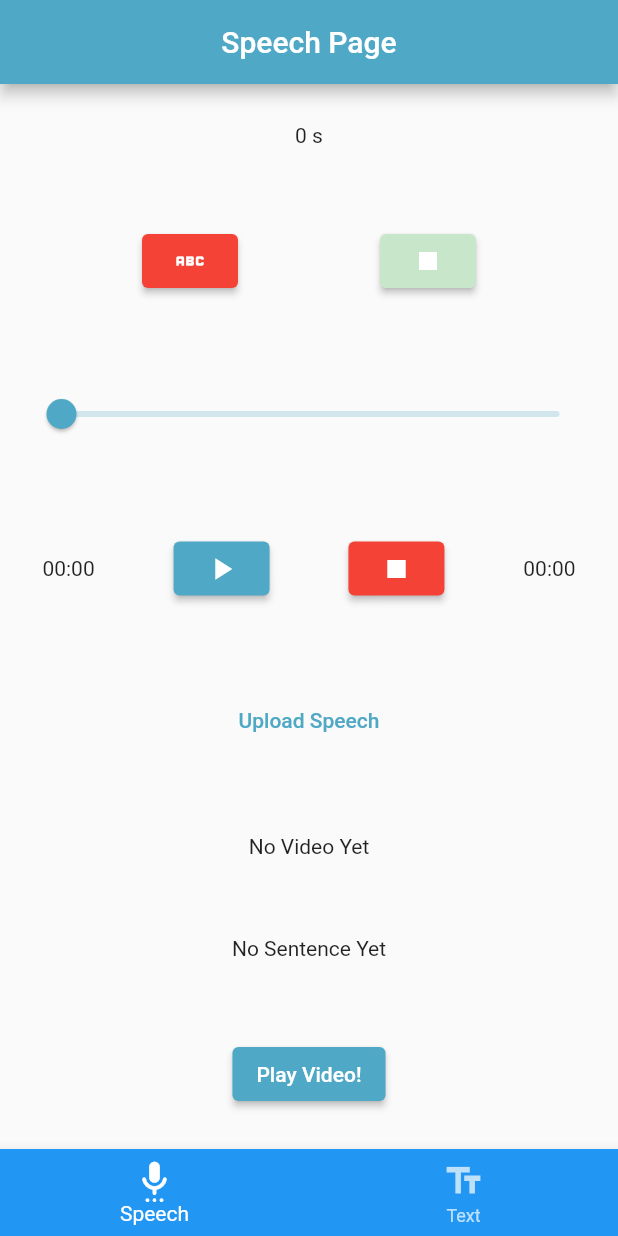
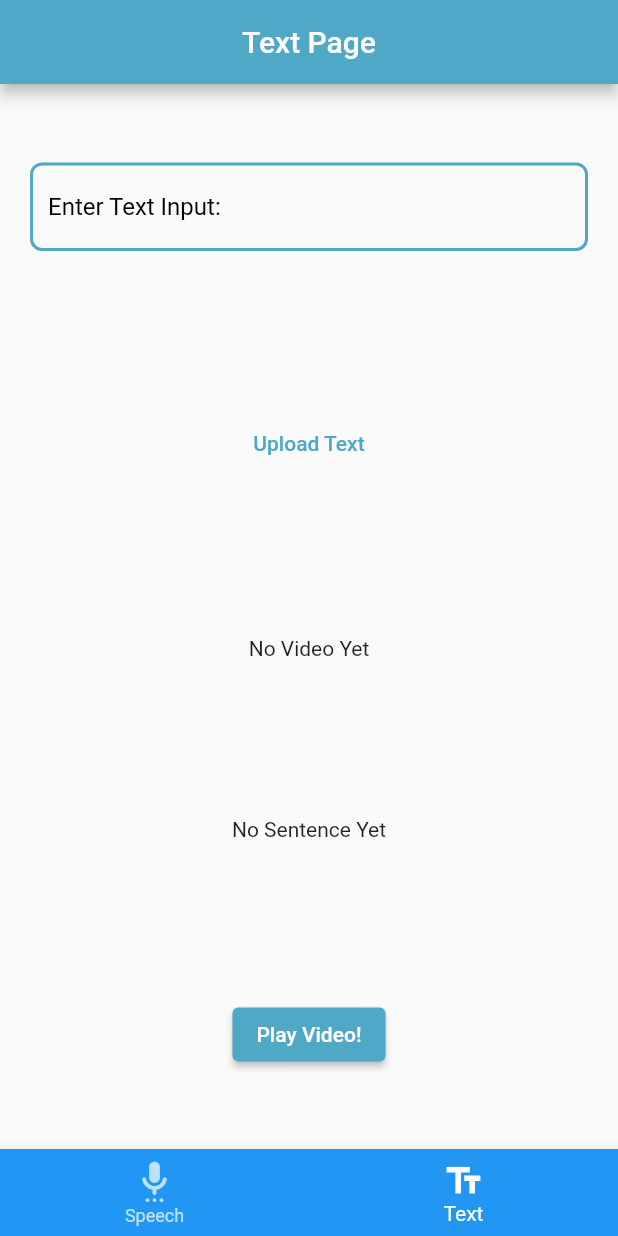
Before and after one commit to AhmedAsim-69/Speech_To_Sign_Language, a Flutter app: the screen it shows after launch, on a phone screen of 412 x 824 dp. Run offline on Flutter 3.47's test engine with Material 2 defaults, Android fonts, the phone set to English and light mode, and no system bars; drawn by our look-alikes of modal_progress_hud_nsn; our stand-ins replace audioplayers, chewie, permission_handler, shared_preferences, video_player; missing offline and left inert: flutter_sound.

Commit message:
Feature: Added support for text input, bug fixes, removed comments, code clean-up

```diff
--- a/lib/pages/dashboard.dart
+++ b/lib/pages/dashboard.dart
@@ -1,6 +1,11 @@
 import 'package:flutter/material.dart';
+
 import 'package:stsl/pages/speech_page.dart';
 import 'package:stsl/pages/text_page.dart';
+
+bool isRec = false;
+bool isPlay = false;
+bool isSpeech = false;
 
 class Dashboard extends StatefulWidget {
   const Dashboard({Key? key}) : super(key: key);
@@ -12,7 +17,7 @@ class Dashboard extends StatefulWidget {
 class _DashboardState extends State<Dashboard> {
   final editingController = TextEditingController();
 
-  int _selectedIndex = 0;
+  int _selectedIndex = 1;
   @override
   Widget build(BuildContext context) {
     List<Widget> widgetOptions = <Widget>[
--- a/lib/pages/speech_page.dart
+++ b/lib/pages/speech_page.dart
@@ -1,24 +1,21 @@
-import 'dart:developer';
-
 import 'package:flutter/material.dart';
 
 import 'package:flutter_sound/flutter_sound.dart';
 import 'package:modal_progress_hud_nsn/modal_progress_hud_nsn.dart';
 
+import 'package:stsl/functions/functions.dart';
+
+import 'package:stsl/pages/dashboard.dart';
 import 'package:stsl/pages/display_video.dart';
 
-import 'package:stsl/functions/functions.dart';
+import 'package:stsl/services/api_call.dart';
 import 'package:stsl/services/audio_player.dart';
 import 'package:stsl/services/audio_recorder.dart';
 import 'package:stsl/services/format_time.dart';
-import 'package:stsl/services/upload_file.dart';
 import 'package:stsl/services/user_simple_preferences.dart';
 import 'package:stsl/services/video_player.dart';
-import 'package:stsl/widgets/audio_slider.dart';
+
 import 'package:stsl/widgets/multi_purpose_button.dart';
-
-bool isRec = false;
-bool isPlay = false;
 
 class SpeechPage extends StatefulWidget {
   const SpeechPage({Key? key, required this.title}) : super(key: key);
@@ -38,8 +35,8 @@ class _SpeechPageState extends State<SpeechPage> {
     AudioPlay.setAudio();
     MyFunctions.initStorage();
     LocalVideoPlayer.videoController();
-    UploadFile.wordsFound = UserSimplePreferences.getWords() ?? "";
-    UploadFile.wordsNotFound = UserSimplePreferences.getNotWords() ?? "";
+    ApiCall.wordsFound = UserSimplePreferences.getWords() ?? "";
+    ApiCall.wordsNotFound = UserSimplePreferences.getNotWords() ?? "";
     _audioFuncs();
   }
 
@@ -59,18 +56,7 @@ class _SpeechPageState extends State<SpeechPage> {
     });
     AudioPlay.audioPlayer.onPositionChanged.listen((newPosition) {
       setState(() {
-        // log("count = $count");
         AudioPlay.position = newPosition;
-        // if (AudioPlay.position ==
-        //     const Duration(
-        //         hours: 0, minutes: 00, seconds: 00, microseconds: 00)) {
-        //   count = count + 1;
-        //   if (count == 3) {
-        //     log("count ==== $count");
-        //     count = 0;
-        //     // MyFunctions.stopAudio();
-        //   }
-        // }
       });
     });
   }
@@ -93,9 +79,8 @@ class _SpeechPageState extends State<SpeechPage> {
         progressIndicator: const CircularProgressIndicator(
           color: Colors.red,
           backgroundColor: Colors.yellow,
-          // valueColor: Colors.green,
         ),
-        inAsyncCall: UploadFile.isLoading,
+        inAsyncCall: ApiCall.isLoading,
         child: Center(
           child: Column(
             mainAxisAlignment: MainAxisAlignment.spaceAround,
@@ -131,7 +116,19 @@ class _SpeechPageState extends State<SpeechPage> {
                       rec: isRec),
                 ],
               ),
-              const AudioSlider(),
+              Padding(
+                padding: const EdgeInsets.fromLTRB(15, 2, 15, 2),
+                child: Slider(
+                  min: 0,
+                  max: AudioPlay.duration.inMicroseconds.ceilToDouble(),
+                  divisions: 200,
+                  value: AudioPlay.position.inMicroseconds.ceilToDouble(),
+                  onChanged: ((value) {
+                    AudioPlay.audioPlayer
+                        .seek(Duration(microseconds: value.toInt()));
+                  }),
+                ),
+              ),
               Padding(
                 padding: const EdgeInsets.fromLTRB(2, 1, 2, 1),
                 child: Row(
@@ -161,23 +158,23 @@ class _SpeechPageState extends State<SpeechPage> {
               ),
               TextButton(
                 onPressed: () async {
-                  await UploadFile.uploadFile(_updateState, context);
+                  await ApiCall.uploadSpeech(_updateState, context);
                 },
                 child: const Text(
                   "Upload Speech",
                 ),
               ),
               Center(
-                child: Text((UploadFile.wordsFound == "")
+                child: Text((ApiCall.wordsFound == "")
                     ? "No Video Yet"
                     : '''The video is formed for:
-                    ${UploadFile.wordsFound}'''),
+                    ${ApiCall.wordsFound}'''),
               ),
               Center(
-                child: Text((UploadFile.wordsFound == "")
+                child: Text((ApiCall.wordsFound == "")
                     ? "No Sentence Yet"
                     : '''No Pose found for following words:
-                    ${UploadFile.wordsNotFound}'''),
+                    ${ApiCall.wordsNotFound}'''),
               ),
               ElevatedButton(
                 onPressed: () {
--- a/lib/pages/text_page.dart
+++ b/lib/pages/text_page.dart
@@ -1,11 +1,13 @@
 import 'package:flutter/material.dart';
+import 'package:modal_progress_hud_nsn/modal_progress_hud_nsn.dart';
+
+import 'package:stsl/functions/functions.dart';
 
 import 'package:stsl/pages/display_video.dart';
 
-import 'package:stsl/services/upload_file.dart';
-
-bool isRec = false;
-bool isPlay = false;
+import 'package:stsl/services/api_call.dart';
+import 'package:stsl/services/user_simple_preferences.dart';
+import 'package:stsl/services/video_player.dart';
 
 class TextPage extends StatefulWidget {
   const TextPage({Key? key, required this.title}) : super(key: key);
@@ -18,25 +20,53 @@ class TextPage extends StatefulWidget {
 
 class _TextPageState extends State<TextPage> {
   @override
+  void initState() {
+    super.initState();
+
+    MyFunctions.initStorage();
+    LocalVideoPlayer.videoController();
+    ApiCall.wordsFound = UserSimplePreferences.getWords() ?? "";
+    ApiCall.wordsNotFound = UserSimplePreferences.getNotWords() ?? "";
+  }
+
+  @override
+  void dispose() {
+    LocalVideoPlayer.chewieController!.dispose();
+    super.dispose();
+  }
+
+  void _updateState() {
+    setState(() {});
+  }
+
+  final _textEditingController = TextEditingController();
+
+  @override
   Widget build(BuildContext context) {
     return Scaffold(
       appBar: AppBar(
         title: Text(widget.title),
         centerTitle: true,
       ),
-      body: Center(
+      body: ModalProgressHUD(
+        color: Colors.black,
+        opacity: 0.4,
+        blur: 1.0,
+        progressIndicator: const CircularProgressIndicator(
+          color: Colors.red,
+          backgroundColor: Colors.yellow,
+        ),
+        inAsyncCall: ApiCall.isLoading,
+        child: Center(
           child: Column(
             mainAxisAlignment: MainAxisAlignment.spaceAround,
             children: <Widget>[
               Container(
                 margin: const EdgeInsets.symmetric(horizontal: 20),
                 child: TextFormField(
-                // keyboardType: TextInputType.none,
-                // textAlign: TextAlign.center,
-                // controller: weightctrl,
+                  controller: _textEditingController,
                   decoration: InputDecoration(
                     labelText: 'Enter Text Input: ',
-                  // floatingLabelAlignment: FloatingLabelAlignment.center,
                     alignLabelWithHint: true,
                     labelStyle: const TextStyle(color: Colors.black),
                     enabledBorder: OutlineInputBorder(
@@ -54,44 +84,42 @@ class _TextPageState extends State<TextPage> {
                       borderRadius: BorderRadius.circular(8),
                     ),
                     border: OutlineInputBorder(
-                    borderSide: const BorderSide(width: 2, color: Colors.green),
+                      borderSide:
+                          const BorderSide(width: 2, color: Colors.green),
                       borderRadius: BorderRadius.circular(8),
                     ),
                     errorStyle:
                         const TextStyle(color: Colors.redAccent, fontSize: 14),
-                  suffixIcon: const Padding(
-                    padding: EdgeInsets.only(left: 10, top: 13),
-                    child: Text(
-                      'Kg',
-                      style: TextStyle(
-                        color: Colors.black,
-                        fontSize: 16,
-                      ),
-                    ),
-                  ),
                   ),
                   validator: (value) {
                     if (value == null || value.isEmpty) {
-                    return 'Please enter your weight';
-                  } else if (int.parse(value) < 20 || int.parse(value) > 350) {
-                    return 'Please enter weight between 20-350 Kgs';
+                      return 'Please enter Text';
                     }
                     return null;
                   },
                 ),
               ),
               TextButton(
-              onPressed: () => UploadFile.uploadFile(),
+                onPressed: () async {
+                  await ApiCall.uploadText(
+                      _textEditingController.text, _updateState, context);
+                },
                 child: const Text(
-                "Upload Speech",
+                  "Upload Text",
                 ),
               ),
-            Text((UploadFile.wordsFound == "")
+              Center(
+                child: Text((ApiCall.wordsFound == "")
                     ? "No Video Yet"
-                : "The video is formed for: ${UploadFile.wordsFound}"),
-            Text((UploadFile.wordsFound == "")
+                    : '''The video is formed for:
+                    ${ApiCall.wordsFound}'''),
+              ),
+              Center(
+                child: Text((ApiCall.wordsFound == "")
                     ? "No Sentence Yet"
-                : "No Pose found for following words: ${UploadFile.wordsNotFound}"),
+                    : '''No Pose found for following words:
+                    ${ApiCall.wordsNotFound}'''),
+              ),
               ElevatedButton(
                 onPressed: () {
                   setState(() {
@@ -107,6 +135,7 @@ class _TextPageState extends State<TextPage> {
             ],
           ),
         ),
+      ),
     );
   }
 }
--- a/lib/services/user_simple_preferences.dart
+++ b/lib/services/user_simple_preferences.dart
@@ -9,7 +9,6 @@ class UserSimplePreferences {
 
   static const _wordsFound = 'wordsFound';
   static const _wordsNotFound = 'wordsNotFound';
-  static const _keyCity = 'keyCity';
 
   static Future storeWords(String words) async {
     await _preferences.setString(_wordsFound, words);
--- a/lib/services/video_player.dart
+++ b/lib/services/video_player.dart
@@ -1,46 +1,22 @@
 import 'dart:convert';
-import 'dart:developer';
 import 'dart:io';
 import 'dart:io' as io;
 import 'dart:typed_data';
 
 import 'package:chewie/chewie.dart';
 import 'package:path_provider/path_provider.dart';
-import 'package:stsl/services/upload_file.dart';
+
+import 'package:stsl/services/api_call.dart';
+
 import 'package:video_player/video_player.dart';
 
 class LocalVideoPlayer {
-  // static Future<VideoPlayerController>? futureController;
-  // static VideoPlayerController? controller;
-  // static Future<VideoPlayerController> createVideoPlayer() async {
-  //   Uint8List bytes = base64.decode(UploadFile.message);
-  //   String dir = (await getExternalStorageDirectory())!.path;
-  //   File file = File("$dir/STSL.mp4");
-  //   if (bytes.isNotEmpty) {
-  //     await file.writeAsBytes(bytes);
-  //   }
-  //   final VideoPlayerController cntrlr = VideoPlayerController.file(file);
-  //   if (cntrlr.value.duration >
-  //       const Duration(seconds: 0, minutes: 0, hours: 0)) {
-  //     await cntrlr.initialize();
-  //     await cntrlr.setLooping(true);
-  //     log("in ctrlr");
-  //   }
-  //   await cntrlr.initialize();
-  //   await cntrlr.setLooping(true);
-  //   log("ctrlr = ${cntrlr.value.duration}");
-  //   log("all done");
-
-  //   return cntrlr;
-  // }
-
   static Future<VideoPlayerController>? videoPlayerController;
   static ChewieController? chewieController;
   static videoController() async {
-    Uint8List bytes = (UploadFile.message == "No Pose Could be made")
+    Uint8List bytes = (ApiCall.message == "No Pose Could be made")
         ? Uint8List(0)
-        : base64.decode(UploadFile.message);
-    log("bytes ==== $bytes");
+        : base64.decode(ApiCall.message);
     var dir = (await getExternalStorageDirectory())!.path;
 
     File file = File("$dir/STSL.mp4");
@@ -48,7 +24,7 @@ class LocalVideoPlayer {
       await file.writeAsBytes(bytes);
     }
     final VideoPlayerController ccontroller = VideoPlayerController.file(file);
-    if (UploadFile.message == "No Pose could be made") {
+    if (ApiCall.message == "No Pose could be made") {
       chewieController!.dispose();
       return ccontroller;
     }
--- a/lib/widgets/audio_slider.dart
+++ /dev/null
@@ -1,24 +0,0 @@
-import 'package:flutter/material.dart';
-import 'package:stsl/services/audio_player.dart';
-
-class AudioSlider extends StatelessWidget {
-  const AudioSlider({
-    Key? key,
-  }) : super(key: key);
-
-  @override
-  Widget build(BuildContext context) {
-    return Padding(
-      padding: const EdgeInsets.fromLTRB(15, 2, 15, 2),
-      child: Slider(
-        min: 0,
-        max: AudioPlay.duration.inMicroseconds.ceilToDouble(),
-        divisions: 200,
-        value: AudioPlay.position.inMicroseconds.ceilToDouble(),
-        onChanged: ((value) {
-          AudioPlay.audioPlayer.seek(Duration(microseconds: value.toInt()));
-        }),
-      ),
-    );
-  }
-}
```
Also changed, not shown: lib/functions/functions.dart (+3 -18 lines), lib/pages/display_video.dart (+11 -1 lines), lib/pages/splashscreen.dart (+1 -75 lines), lib/services/api_call.dart (renamed from lib/services/upload_file.dart, +63 -18 lines), lib/services/audio_recorder.dart (+0 -9 lines), lib/services/get_permission.dart (+4 -20 lines), 4 other files. Lines whose indentation alone changed are shown as unchanged.
